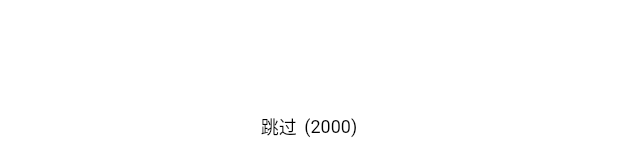
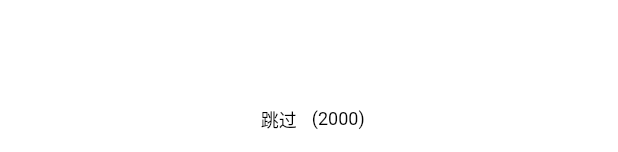
Before and after one commit to HiJesse/Guide-Flutter, a Flutter app: the SplashPage widget shown alone on an empty page, opened directly, on a phone screen of 412 x 824 dp. Shown: the part 1081-1233 px from the top of the screen. Run offline on Flutter 3.47's test engine with Material 2 defaults, Android fonts, the phone set to English and light mode, and no system bars.

Commit message:
style: 封装支持布局和事件的text

```diff
--- a/lib/page/splash.dart
+++ b/lib/page/splash.dart
@@ -1,6 +1,7 @@
 import 'package:flutter/material.dart';
 import 'package:guide_flutter/page/router.dart';
 import 'package:guide_flutter/util/timer_util.dart';
+import 'package:guide_flutter/widget/text_view.dart';
 
 /// 闪屏页
 class SplashPage extends StatefulWidget {
@@ -46,24 +47,23 @@ class _SplashPageState extends State<SplashPage> {
             child: Row(
               mainAxisAlignment: MainAxisAlignment.center,
               children: <Widget>[
-                GestureDetector(
+                TextView(
+                  '跳过',
+                  textStyle: TextStyle(
+                      fontSize: 12,
+                      color: Colors.black,
+                      decoration: TextDecoration.none),
+                  padding: const EdgeInsets.all(5),
+                  margin: const EdgeInsets.only(right: 5),
                   onTap: () => Router.push(context, Router.HOME,
                       finishCurrentPage: true),
-                  child: Text('跳过',
-                      style: TextStyle(
-                          fontSize: 12,
-                          color: Colors.black,
-                          decoration: TextDecoration.none)),
                 ),
-                Padding(
-                  padding: const EdgeInsets.only(left: 5),
-                  child: Text(
-                    '($_count)',
-                    style: TextStyle(
-                        fontSize: 12,
-                        color: Colors.black,
-                        decoration: TextDecoration.none),
-                  ),
+                TextView(
+                  '($_count)',
+                  textStyle: TextStyle(
+                      fontSize: 12,
+                      color: Colors.black,
+                      decoration: TextDecoration.none),
                 ),
               ],
             ),
--- /dev/null
+++ b/lib/widget/text_view.dart
@@ -0,0 +1,136 @@
+import 'package:flutter/material.dart';
+
+/// 自定义text
+///
+/// 复合了container和GestureDetector.
+/// 为了避免绘制多余的组件, 需要判断container和GestureDetector的参数.
+class TextView extends StatelessWidget {
+  // text相关
+  final String content;
+  final TextStyle textStyle;
+  final StrutStyle strutStyle;
+  final TextAlign textAlign;
+  final TextOverflow overflow;
+  final int maxLines;
+
+  // container相关
+  final double width;
+  final double height;
+  final AlignmentGeometry alignment;
+  final EdgeInsetsGeometry padding;
+  final Color backgroundColor;
+  final Decoration decoration;
+  final Decoration foregroundDecoration;
+  final EdgeInsetsGeometry margin;
+
+  // GestureDetector相关
+  final GestureTapCallback onTap;
+  final GestureTapDownCallback onTapDown;
+  final GestureTapUpCallback onTapUp;
+  final GestureTapCallback onDoubleTap;
+  final GestureLongPressCallback onLongPress;
+
+  TextView(this.content,
+      {this.textStyle,
+      this.strutStyle,
+      this.textAlign,
+      this.overflow,
+      this.maxLines,
+      this.width,
+      this.height,
+      this.alignment,
+      this.padding,
+      this.backgroundColor,
+      this.decoration,
+      this.foregroundDecoration,
+      this.margin,
+      this.onTap,
+      this.onTapDown,
+      this.onTapUp,
+      this.onDoubleTap,
+      this.onLongPress});
+
+  @override
+  Widget build(BuildContext context) {
+    if (_isContainerValid() && _isGestureValid()) {
+      return _buildContainerGestureText(context);
+    } else if (_isContainerValid()) {
+      return _buildContainerText(context);
+    } else if (_isGestureValid()) {
+      return _buildGestureText(context);
+    } else {
+      return _buildText(context);
+    }
+  }
+
+  /// 只构建text
+  Widget _buildText(BuildContext context) {
+    return Text(
+      content,
+      style: textStyle,
+    );
+  }
+
+  /// 构建GestureDetector和text
+  Widget _buildGestureText(BuildContext context) {
+    return GestureDetector(
+      onTap: onTap,
+      onTapDown: onTapDown,
+      onTapUp: onTapUp,
+      onDoubleTap: onDoubleTap,
+      onLongPress: onLongPress,
+      child: _buildText(context),
+    );
+  }
+
+  /// 构建container和text
+  Widget _buildContainerText(BuildContext context) {
+    return Container(
+      alignment: alignment,
+      margin: margin,
+      padding: padding,
+      decoration: decoration,
+      foregroundDecoration: foregroundDecoration,
+      color: backgroundColor,
+      width: width,
+      height: height,
+      child: _buildText(context),
+    );
+  }
+
+  /// 构建container, GestureDetector和text
+  Widget _buildContainerGestureText(BuildContext context) {
+    return Container(
+      alignment: alignment,
+      margin: margin,
+      padding: padding,
+      decoration: decoration,
+      foregroundDecoration: foregroundDecoration,
+      color: backgroundColor,
+      width: width,
+      height: height,
+      child: _buildGestureText(context),
+    );
+  }
+
+  /// container的参数是否有效
+  bool _isContainerValid() {
+    return width != null ||
+        height != null ||
+        margin != null ||
+        padding != null ||
+        alignment != null ||
+        backgroundColor != null ||
+        decoration != null ||
+        foregroundDecoration != null;
+  }
+
+  /// gesture的参数是否有效
+  bool _isGestureValid() {
+    return onTap != null ||
+        onTapDown != null ||
+        onTapUp != null ||
+        onDoubleTap != null ||
+        onLongPress != null;
+  }
+}
```
